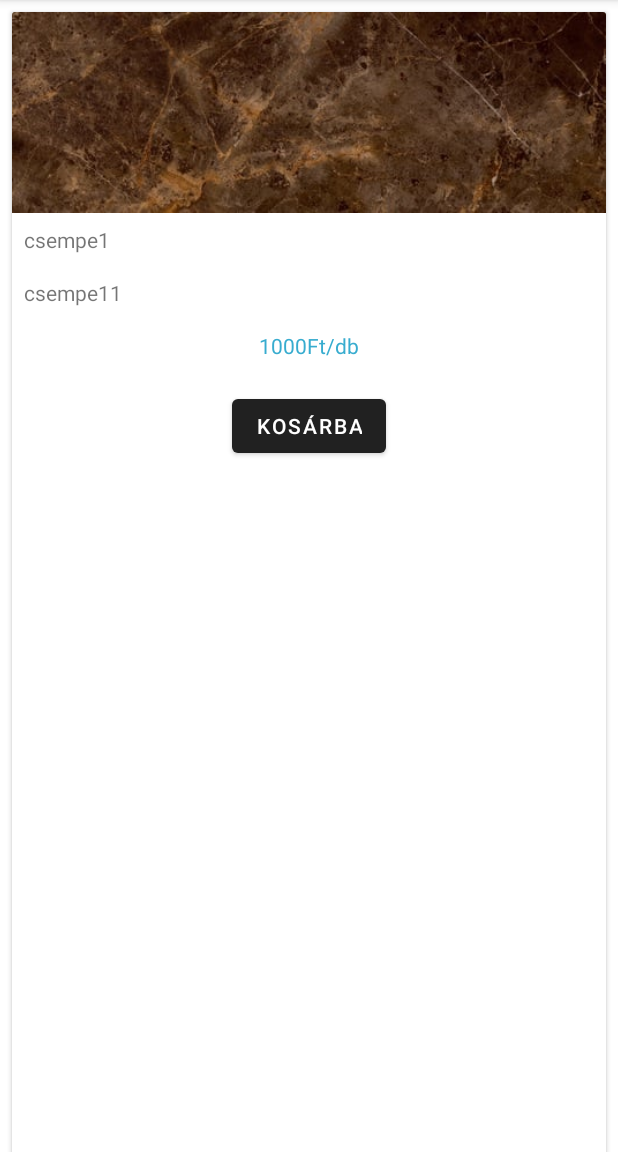
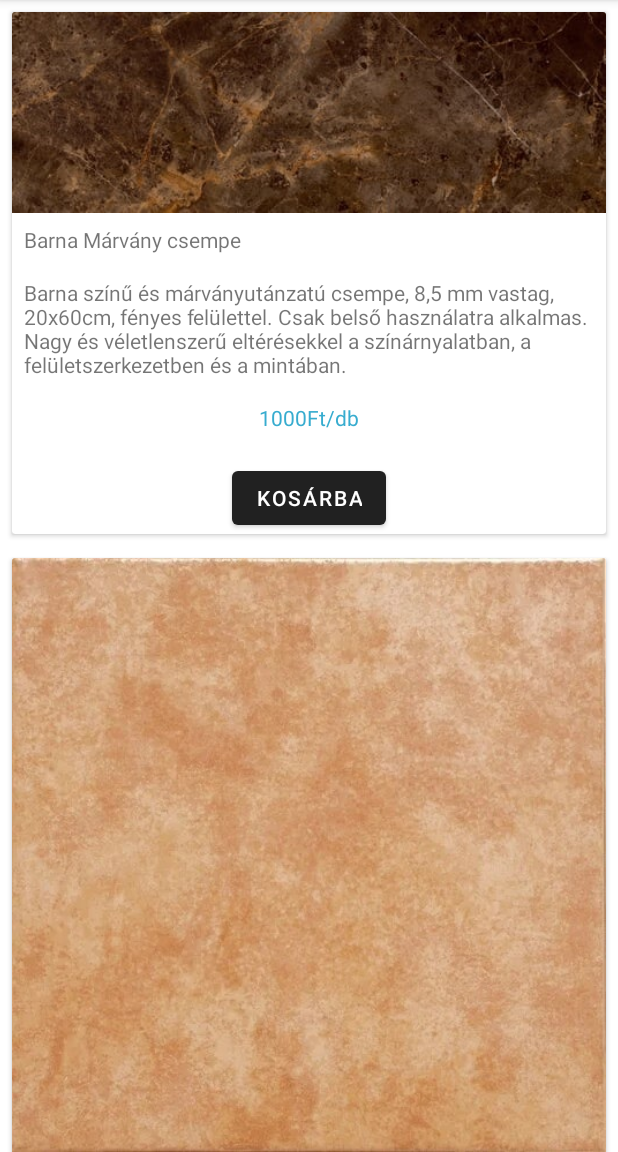
Before and after one commit to mateszalka10/csempebolt, an Android app: the CsempeListaActivity screen opened directly, with no data from a screen before it, on a phone screen of 412 x 824 dp, the part 84-1236 px from its top. Run offline under Robolectric (Android 15) with nearby library versions, the phone set to English and light mode, and no system bars; our stand-ins replace Firebase (no records; nobody signed in at launch, a user with empty details on screens opened directly).

```diff
--- a/app/src/main/res/layout/termek_lista.xml
+++ b/app/src/main/res/layout/termek_lista.xml
@@ -1,7 +1,7 @@
 <?xml version="1.0" encoding="utf-8"?>
 <androidx.cardview.widget.CardView xmlns:android="http://schemas.android.com/apk/res/android"
     android:layout_width="match_parent"
-    android:layout_height="match_parent"
+    android:layout_height="wrap_content"
     android:layout_margin="8dp">
 
     <RelativeLayout
--- a/app/src/main/res/values/strings.xml
+++ b/app/src/main/res/values/strings.xml
@@ -27,16 +27,16 @@
     <string name="kereses">Keresés</string>
 
     <string-array name="csempe_nevek">
-        <item>csempe1</item>
-        <item>csempe2</item>
-        <item>csempe3</item>
-        <item>csempe4</item>
+        <item>Barna Márvány csempe</item>
+        <item>Barna konyhai csempe</item>
+        <item>kék multifunkcionális csempe</item>
+        <item>Barna fa mintás irodai/konyhai csempe</item>
     </string-array>
     <string-array name="csempe_leírások">
-        <item>csempe11</item>
-        <item>csempe22</item>
-        <item>csempe33</item>
-        <item>csempe44</item>
+        <item>Barna színű és márványutánzatú csempe, 8,5 mm vastag, 20x60cm, fényes felülettel. Csak belső használatra alkalmas. Nagy és véletlenszerű eltérésekkel a színárnyalatban, a felületszerkezetben és a mintában.    </item>
+        <item>Fagyállló. Padló barna színben mérete 29,8x29,8 cm vastagsága 8 mm fényes felülettel. Beltérbe és kültérbe is alkalmas. PEI 4 – nagy ellenállás. Rako készítette.</item>
+        <item>Burkolat kék színben márványutánzatban mérete 25x33 cm vastagsága 7 mm fényes felülettel. Csak beltérbe alkalmas.</item>
+        <item>Fagyállló. Padló barna színben fautánzatban vastagsága 7 mm matt felülettel. Beltérbe és kültérbe is alkalmas. Nagy és véletlenszerű eltérésekkel a színárnyalatban, a felületi textúrában és a rajzban. Alkalmas a konyhába, irodába.</item>
     </string-array>
     <array name="csempe_kepek">
         <item>@drawable/fineza_electra_barna</item>
```
